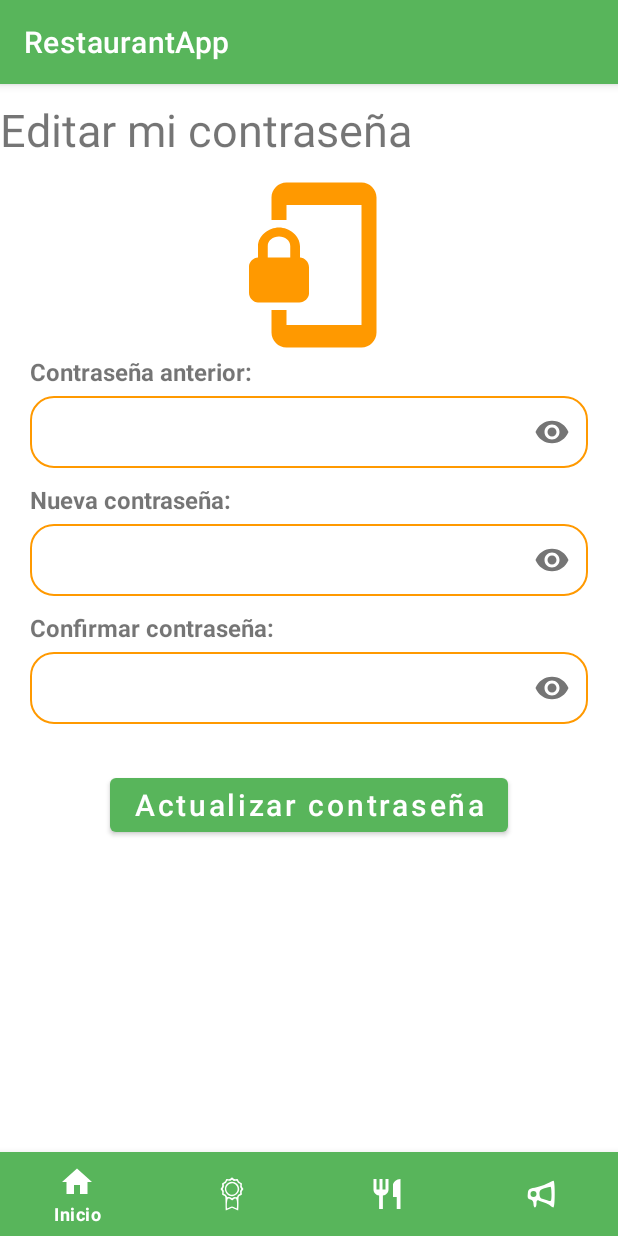
After one commit to MarianaCarlo/RestaurantAppPG, an Android app: the ChangePasswordProfileActivity screen opened directly, with no data from a screen before it, on a phone screen of 412 x 824 dp. The commit adds this screen. Run offline under Robolectric (Android 15) with nearby library versions, the phone set to English and light mode, and no system bars; our stand-ins replace Firebase (no records; nobody signed in at launch, a user with empty details on screens opened directly).

Commit message:
Change Password success and back button

```diff
--- a/app/src/main/AndroidManifest.xml
+++ b/app/src/main/AndroidManifest.xml
@@ -11,6 +11,9 @@
         android:roundIcon="@mipmap/ic_launcher_round"
         android:supportsRtl="true"
         android:theme="@style/Theme.RestaurantApp">
+        <activity
+            android:name=".ChangePasswordProfileActivity"
+            android:exported="false" />
         <activity
             android:name=".NewSubscriptionActivity"
             android:exported="false" />
--- a/app/src/main/java/com/example/restaurantapp/LoginActivity.java
+++ b/app/src/main/java/com/example/restaurantapp/LoginActivity.java
@@ -109,4 +109,10 @@ public class LoginActivity extends AppCompatActivity {
             }
         });
     }
+
+    @Override
+    public void onBackPressed() {
+        Intent intent = new Intent(LoginActivity.this, MainActivity.class);
+        startActivity(intent);
+    }
 }
--- a/app/src/main/java/com/example/restaurantapp/MainActivity.java
+++ b/app/src/main/java/com/example/restaurantapp/MainActivity.java
@@ -36,4 +36,9 @@ public class MainActivity extends AppCompatActivity {
         });
 
     }
+
+    @Override
+    public void onBackPressed() {
+
+    }
 }
--- /dev/null
+++ b/app/src/main/res/drawable/ic_password_changed.xml
@@ -0,0 +1,5 @@
+<vector android:height="80dp" android:tint="#FF9900"
+    android:viewportHeight="24" android:viewportWidth="24"
+    android:width="80dp" xmlns:android="http://schemas.android.com/apk/res/android">
+    <path android:fillColor="@android:color/white" android:pathData="M12,1L3,5v6c0,5.55 3.84,10.74 9,12 5.16,-1.26 9,-6.45 9,-12L21,5l-9,-4zM10,17l-4,-4 1.41,-1.41L10,14.17l6.59,-6.59L18,9l-8,8z"/>
+</vector>
--- /dev/null
+++ b/app/src/main/res/drawable/ic_password_lock.xml
@@ -0,0 +1,5 @@
+<vector android:height="24dp" android:tint="#FF9900"
+    android:viewportHeight="24" android:viewportWidth="24"
+    android:width="24dp" xmlns:android="http://schemas.android.com/apk/res/android">
+    <path android:fillColor="@android:color/white" android:pathData="M19,1L9,1c-1.1,0 -2,0.9 -2,2v3h2L9,4h10v16L9,20v-2L7,18v3c0,1.1 0.9,2 2,2h10c1.1,0 2,-0.9 2,-2L21,3c0,-1.1 -0.9,-2 -2,-2zM10.8,11L10.8,9.5C10.8,8.1 9.4,7 8,7S5.2,8.1 5.2,9.5L5.2,11c-0.6,0 -1.2,0.6 -1.2,1.2v3.5c0,0.7 0.6,1.3 1.2,1.3h5.5c0.7,0 1.3,-0.6 1.3,-1.2v-3.5c0,-0.7 -0.6,-1.3 -1.2,-1.3zM9.5,11h-3L6.5,9.5c0,-0.8 0.7,-1.3 1.5,-1.3s1.5,0.5 1.5,1.3L9.5,11z"/>
+</vector>
--- /dev/null
+++ b/app/src/main/res/layout/activity_change_password_profile.xml
@@ -0,0 +1,159 @@
+<?xml version="1.0" encoding="utf-8"?>
+<RelativeLayout xmlns:android="http://schemas.android.com/apk/res/android"
+    xmlns:app="http://schemas.android.com/apk/res-auto"
+    xmlns:tools="http://schemas.android.com/tools"
+    android:layout_width="match_parent"
+    android:layout_height="match_parent"
+    tools:context=".ChangePasswordProfileActivity">
+
+    <TextView
+        android:layout_width="wrap_content"
+        android:layout_height="wrap_content"
+        android:layout_marginVertical="10dp"
+        android:text="@string/editPasswordProfile"
+        android:textSize="30sp"
+        android:id="@+id/titleChangePassword"/>
+
+    <ImageView
+        android:layout_width="120dp"
+        android:layout_height="120dp"
+        android:src="@drawable/ic_password_lock"
+        android:layout_below="@+id/titleChangePassword"
+        android:layout_centerInParent="true"
+        android:id="@+id/passwordImage"/>
+
+    <TextView
+        android:layout_width="wrap_content"
+        android:layout_height="wrap_content"
+        android:layout_marginHorizontal="20dp"
+        android:layout_below="@+id/passwordImage"
+        android:textSize="16sp"
+        android:text="@string/editOldPassword"
+        android:textStyle="bold"
+        android:id="@+id/txtOldPassword"/>
+
+    <com.google.android.material.textfield.TextInputLayout
+        android:layout_width="match_parent"
+        android:layout_height="wrap_content"
+        android:layout_below="@+id/txtOldPassword"
+        style="@style/Widget.MaterialComponents.TextInputLayout.OutlinedBox"
+        app:passwordToggleDrawable="@drawable/ic_visibility_24"
+        android:id="@+id/getOldPasswordInput"
+        app:passwordToggleEnabled="true">
+
+    <EditText
+        android:layout_width="match_parent"
+        android:layout_height="wrap_content"
+        android:layout_marginHorizontal="20dp"
+        android:layout_marginVertical="10dp"
+        android:paddingVertical="10dp"
+        android:paddingLeft="20dp"
+        android:textSize="16sp"
+        android:inputType="textPassword"
+        android:background="@drawable/backwithborder"
+        android:layout_below="@+id/txtOldPassword"
+        android:id="@+id/getOldPassword"/>
+
+    </com.google.android.material.textfield.TextInputLayout>
+
+    <TextView
+        android:layout_width="wrap_content"
+        android:layout_height="wrap_content"
+        android:layout_marginHorizontal="20dp"
+        android:layout_below="@+id/getOldPasswordInput"
+        android:textSize="16sp"
+        android:text="@string/editNewPassword"
+        android:textStyle="bold"
+        android:id="@+id/txtNewPassword"/>
+
+    <com.google.android.material.textfield.TextInputLayout
+        android:layout_width="match_parent"
+        android:layout_height="wrap_content"
+        android:layout_below="@+id/txtNewPassword"
+        style="@style/Widget.MaterialComponents.TextInputLayout.OutlinedBox"
+        app:passwordToggleDrawable="@drawable/ic_visibility_24"
+        android:id="@+id/getNewPasswordInput"
+        app:passwordToggleEnabled="true">
+
+        <EditText
+            android:layout_width="match_parent"
+            android:layout_height="wrap_content"
+            android:layout_marginHorizontal="20dp"
+            android:layout_marginVertical="10dp"
+            android:paddingVertical="10dp"
+            android:paddingLeft="20dp"
+            android:textSize="16sp"
+            android:inputType="textPassword"
+            android:background="@drawable/backwithborder"
+            android:layout_below="@+id/txtNewPassword"
+            android:id="@+id/getNewPassword"/>
+
+    </com.google.android.material.textfield.TextInputLayout>
+
+
+    <TextView
+        android:layout_width="wrap_content"
+        android:layout_height="wrap_content"
+        android:layout_marginHorizontal="20dp"
+        android:layout_below="@+id/getNewPasswordInput"
+        android:textSize="16sp"
+        android:text="@string/editNewPasswordConfirm"
+        android:textStyle="bold"
+        android:id="@+id/txtNewPasswordConfirm"/>
+
+    <com.google.android.material.textfield.TextInputLayout
+        android:layout_width="match_parent"
+        android:layout_height="wrap_content"
+        android:layout_below="@+id/txtNewPasswordConfirm"
+        style="@style/Widget.MaterialComponents.TextInputLayout.OutlinedBox"
+        app:passwordToggleDrawable="@drawable/ic_visibility_24"
+        android:id="@+id/getNewPasswordConfirmInput"
+        app:passwordToggleEnabled="true">
+
+        <EditText
+            android:layout_width="match_parent"
+            android:layout_height="wrap_content"
+            android:layout_marginHorizontal="20dp"
+            android:layout_marginVertical="10dp"
+            android:paddingVertical="10dp"
+            android:paddingLeft="20dp"
+            android:inputType="textPassword"
+            android:textSize="16sp"
+            android:background="@drawable/backwithborder"
+            android:layout_below="@+id/txtNewPasswordConfirm"
+            android:id="@+id/getNewPasswordConfirm"/>
+
+    </com.google.android.material.textfield.TextInputLayout>
+
+
+    <Button
+        android:layout_width="wrap_content"
+        android:layout_height="wrap_content"
+        android:text="@string/buttonNewPassword"
+        android:layout_below="@+id/getNewPasswordConfirmInput"
+        android:textSize="20sp"
+        android:textAllCaps="false"
+        android:layout_marginTop="20dp"
+        android:layout_marginBottom="40dp"
+        android:layout_centerInParent="true"
+        android:id="@+id/btnUpdatePassword"/>
+
+    <ProgressBar
+        android:layout_width="wrap_content"
+        android:layout_height="wrap_content"
+        android:visibility="gone"
+        android:layout_centerInParent="true"
+        android:id="@+id/progressBarPassword"
+        />
+
+    <com.google.android.material.bottomnavigation.BottomNavigationView
+        android:layout_width="match_parent"
+        android:layout_height="wrap_content"
+        android:id="@+id/bottom_navigation"
+        android:layout_alignParentBottom="true"
+        app:menu="@menu/menu"
+        android:background="@color/custom"
+        app:itemIconTint="@color/white"
+        app:itemTextColor="@color/white"/>
+
+</RelativeLayout>
--- a/app/src/main/res/layout/activity_edit_profile_data.xml
+++ b/app/src/main/res/layout/activity_edit_profile_data.xml
@@ -90,13 +90,14 @@
                 android:textStyle="bold"
                 android:id="@+id/txtPassword"/>
 
-            <EditText
+            <TextView
                 android:layout_width="match_parent"
                 android:layout_height="wrap_content"
                 android:layout_marginHorizontal="20dp"
                 android:layout_marginVertical="10dp"
                 android:paddingVertical="10dp"
                 android:paddingLeft="20dp"
+                android:alpha="0.5"
                 android:textSize="16sp"
                 android:inputType="textPassword"
                 android:background="@drawable/backwithborder"
@@ -175,8 +176,9 @@
                 android:layout_height="wrap_content"
                 android:text="@string/btnUpdateProfileData"
                 android:layout_below="@+id/getBirthdate"
-                android:textSize="30sp"
+                android:textSize="20sp"
                 android:layout_marginTop="20dp"
+                android:layout_marginBottom="40dp"
                 android:layout_centerInParent="true"
                 android:id="@+id/btnUpdateProfileData"/>
 
--- a/app/src/main/res/values/strings.xml
+++ b/app/src/main/res/values/strings.xml
@@ -50,6 +50,13 @@
     <string name="editProfileData">Editar mis datos</string>
     <string name="btnUpdateProfileData">Actualizar datos</string>
 
+    <!--Edit Profile Data Change Password-->
+    <string name="editPasswordProfile">Editar mi contraseña</string>
+    <string name="editOldPassword">Contraseña anterior:</string>
+    <string name="editNewPassword">Nueva contraseña:</string>
+    <string name="editNewPasswordConfirm">Confirmar contraseña:</string>
+    <string name="buttonNewPassword">Actualizar contraseña</string>
+
     <!--Subscription Activity-->
     <string name="subscriptionTitle">Mi suscripción</string>
     <string name="subscriptionMessage">Aùn no cuentas con una membresía en la aplicación mòvil</string>
@@ -64,6 +71,8 @@
     <string name="newSubscriptionTitle">Nueva Suscripción</string>
     <string name="newSubscriptionMessage">Vamos a iniciar el registro de tu suscripción</string>
 
+
+
     <string name="hello_blank_fragment">Hello blank fragment</string>
 
 </resources>
```
Also changed, not shown: app/src/main/java/com/example/restaurantapp/ChangePasswordProfileActivity.java (added, +198 -0 lines), app/src/main/java/com/example/restaurantapp/EditProfileDataActivity.java (+16 -4 lines).
